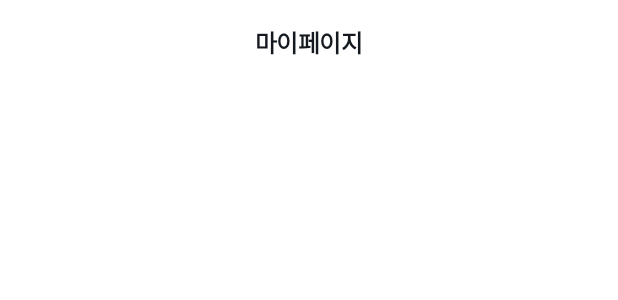
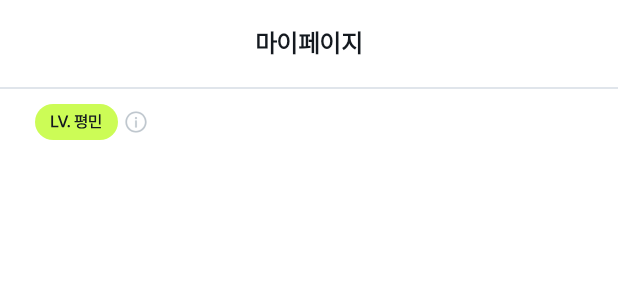
Before and after one commit to team-winey/Winey-AOS, an Android app: the layout fragment_my_page.xml on its own in the app's theme, with its tools: preview values and no code run, on a phone screen of 412 x 824 dp. Shown: the top 300 px of the screen. Run offline under Robolectric (Android 15) with nearby library versions, the phone set to English and light mode, and no system bars.

Commit message:
[ui] #13 레벨토큰, information버튼 구현

```diff
--- a/app/src/main/res/layout/fragment_my_page.xml
+++ b/app/src/main/res/layout/fragment_my_page.xml
@@ -23,5 +23,31 @@
             app:layout_constraintStart_toStartOf="parent"
             app:layout_constraintTop_toTopOf="parent" />
 
+        <View
+            android:id="@+id/v_mypage_line1"
+            android:layout_width="match_parent"
+            android:layout_height="1dp"
+            android:layout_marginTop="18dp"
+            android:background="@color/gray_200"
+            app:layout_constraintTop_toBottomOf="@id/tv_mypage_title" />
+
+        <ImageView
+            android:id="@+id/iv_mypage_level_token"
+            android:layout_width="wrap_content"
+            android:layout_height="wrap_content"
+            android:layout_marginStart="23dp"
+            android:layout_marginTop="10dp"
+            android:src="@drawable/ic_mypage_lv1"
+            app:layout_constraintStart_toStartOf="parent"
+            app:layout_constraintTop_toBottomOf="@id/v_mypage_line1" />
+
+        <androidx.appcompat.widget.AppCompatImageButton
+            android:id="@+id/btn_mypage_level_help"
+            android:layout_width="wrap_content"
+            android:layout_height="wrap_content"
+            android:background="@android:color/transparent"
+            android:src="@drawable/ic_mypage_lv_help"
+            app:layout_constraintStart_toEndOf="@id/iv_mypage_level_token"
+            app:layout_constraintTop_toTopOf="@id/iv_mypage_level_token" />
     </androidx.constraintlayout.widget.ConstraintLayout>
 </layout>
```
